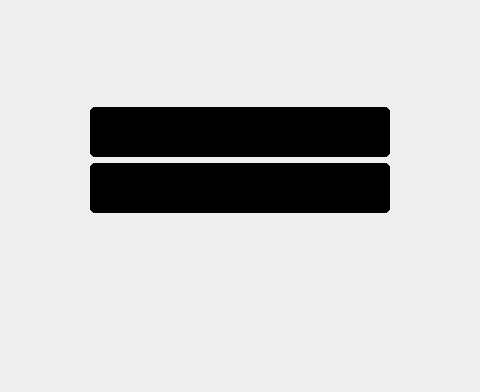
Old version of the form MinesweeperEdu/startscreen.ui in the repository LowbeeNorman/MinesweeperEdu; both pictures show x 192 to 672 and y 228 to 620 of the 864 by 620 pixel window.
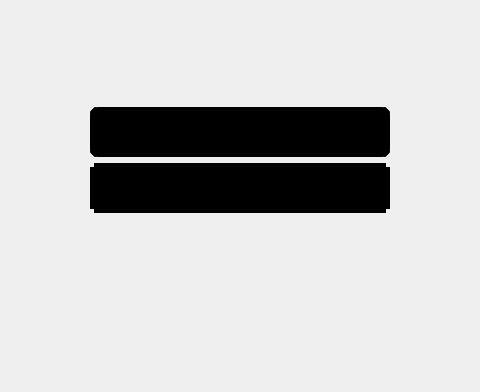
New version of the form. Icons and pictures are not drawn.

Commit message: fixed scroll initialization. Adjusted button hover settings

Diff of the .ui file:
```diff
--- a/MinesweeperEdu/startscreen.ui
+++ b/MinesweeperEdu/startscreen.ui
@@ -39,8 +39,8 @@
         <string notr="true">QPushButton:enabled {
 	border-image: url(:/images/newLesson.png);
 	background: black;
-	border: 6px solid black;
-	border-radius: 6px;
+	border: 8px solid black;
+	border-radius: 8px;
 }
 QPushButton:hover {
 	background: purple;
@@ -81,8 +81,8 @@
         <string notr="true">QPushButton:enabled {
 	border-image: url(:/images/continue.png);
 	background: black;
-	border: 6px solid black;
-	border-radius: 6px;
+	border: 8px solid black;
+	border-radius: 4px;
 }
 QPushButton:hover {
 	background: purple;
```
Left out of the diff: 16 changed lines with no effect on the pictures. The commit also changes 3 other files.
